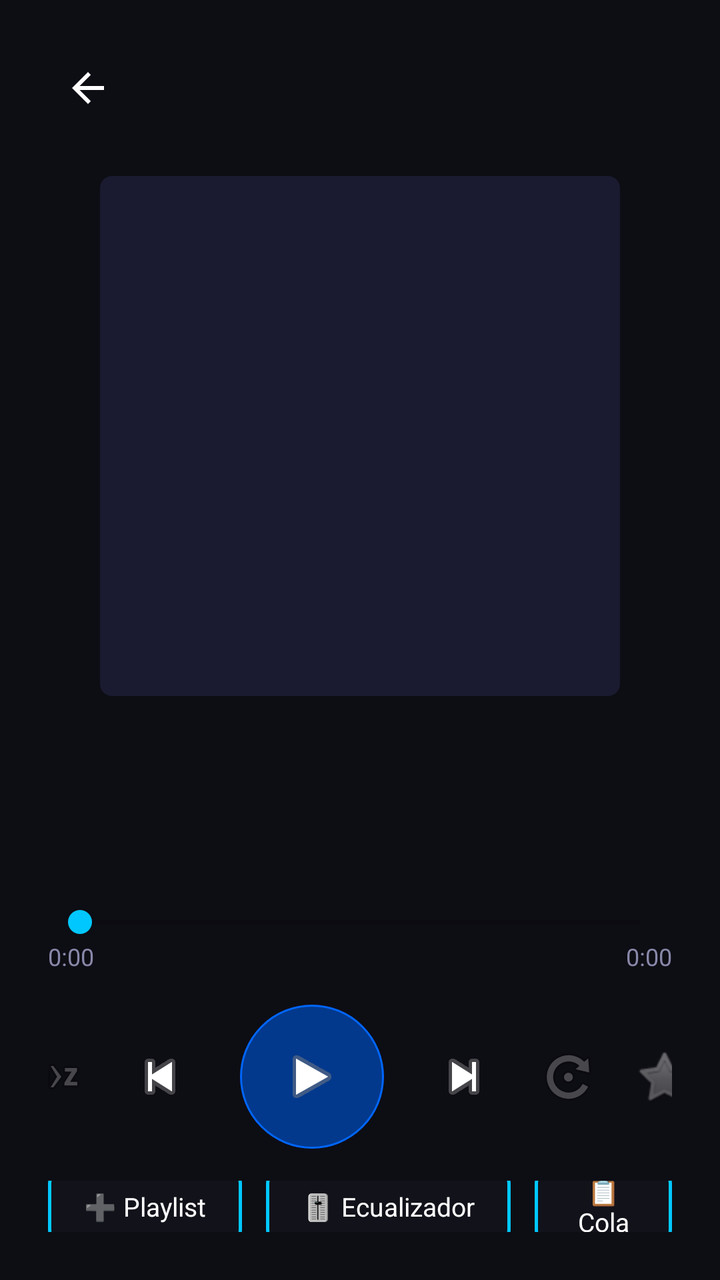
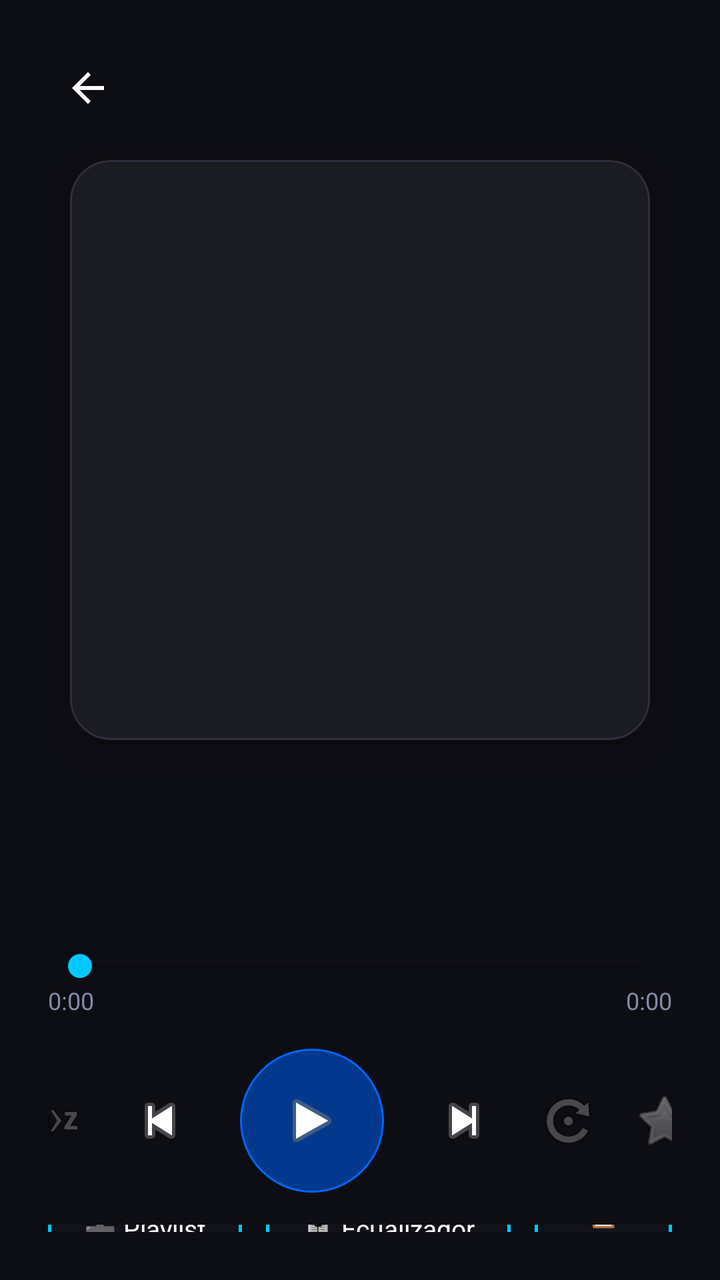

Compare the two renders of this Android layout. The source of the first and the diff that turns it into the second are given below.
<!-- AndroidManifest.xml: activity theme Theme.StreamVault.Player -->
<!-- res/layout/activity_player_music.xml -->
<?xml version="1.0" encoding="utf-8"?>
<LinearLayout xmlns:android="http://schemas.android.com/apk/res/android"
    android:layout_width="match_parent"
    android:layout_height="match_parent"
    android:orientation="vertical"
    android:background="#0D0D14"
    android:padding="24dp">

    <ImageButton
        android:id="@+id/btnClosePlayer"
        android:layout_width="40dp"
        android:layout_height="40dp"
        android:background="?attr/selectableItemBackgroundBorderless"
        android:src="@drawable/ic_arrow_back" />

    <ImageView
        android:id="@+id/ivCover"
        android:layout_width="260dp"
        android:layout_height="260dp"
        android:layout_gravity="center_horizontal"
        android:layout_marginTop="24dp"
        android:scaleType="centerCrop"
        android:background="@drawable/cover_bg" />

    <TextView
        android:id="@+id/tvNowTitle"
        android:layout_width="match_parent"
        android:layout_height="wrap_content"
        android:gravity="center"
        android:textColor="#FFFFFF"
        android:textSize="20sp"
        android:textStyle="bold"
        android:maxLines="2"
        android:ellipsize="end"
        android:layout_marginTop="28dp" />

    <TextView
        android:id="@+id/tvNowArtist"
        android:layout_width="match_parent"
        android:layout_height="wrap_content"
        android:gravity="center"
        android:textColor="#8888AA"
        android:textSize="14sp"
        android:maxLines="1"
        android:ellipsize="end"
        android:layout_marginTop="6dp" />

    <SeekBar
        android:id="@+id/seekMusic"
        android:layout_width="match_parent"
        android:layout_height="wrap_content"
        android:layout_marginTop="24dp" />

    <LinearLayout
        android:layout_width="match_parent"
        android:layout_height="wrap_content"
        android:orientation="horizontal">

        <TextView
            android:id="@+id/tvCurrentTime"
            android:layout_width="0dp"
            android:layout_height="wrap_content"
            android:layout_weight="1"
            android:text="0:00"
            android:textColor="#8888AA"
            android:textSize="12sp" />

        <TextView
            android:id="@+id/tvTotalTime"
            android:layout_width="wrap_content"
            android:layout_height="wrap_content"
            android:text="0:00"
            android:textColor="#8888AA"
            android:textSize="12sp" />
    </LinearLayout>

    <LinearLayout
        android:layout_width="match_parent"
        android:layout_height="wrap_content"
        android:orientation="horizontal"
        android:gravity="center"
        android:layout_marginTop="16dp">

        <ImageButton
            android:id="@+id/btnShuffle"
            android:layout_width="48dp"
            android:layout_height="48dp"
            android:alpha="0.4"
            android:background="?attr/selectableItemBackgroundBorderless"
            android:src="@android:drawable/ic_menu_sort_alphabetically" />

        <ImageButton
            android:id="@+id/btnPrev"
            android:layout_width="56dp"
            android:layout_height="56dp"
            android:background="?attr/selectableItemBackgroundBorderless"
            android:src="@android:drawable/ic_media_previous" />

        <ImageButton
            android:id="@+id/btnPlayPause"
            android:layout_width="72dp"
            android:layout_height="72dp"
            android:layout_marginHorizontal="12dp"
            android:background="@drawable/btn_icon_circle_accent"
            android:src="@android:drawable/ic_media_play" />

        <ImageButton
            android:id="@+id/btnNext"
            android:layout_width="56dp"
            android:layout_height="56dp"
            android:background="?attr/selectableItemBackgroundBorderless"
            android:src="@android:drawable/ic_media_next" />

        <ImageButton
            android:id="@+id/btnRepeat"
            android:layout_width="48dp"
            android:layout_height="48dp"
            android:alpha="0.4"
            android:background="?attr/selectableItemBackgroundBorderless"
            android:src="@android:drawable/ic_menu_rotate" />

        <ImageButton
            android:id="@+id/btnFav"
            android:layout_width="48dp"
            android:layout_height="48dp"
            android:alpha="0.4"
            android:background="?attr/selectableItemBackgroundBorderless"
            android:src="@android:drawable/btn_star_big_off" />
    </LinearLayout>

    <LinearLayout
        android:layout_width="match_parent"
        android:layout_height="wrap_content"
        android:orientation="horizontal"
        android:gravity="center"
        android:layout_marginTop="16dp">

        <TextView
            android:id="@+id/btnAddToPlaylist"
            android:layout_width="wrap_content"
            android:layout_height="44dp"
            android:gravity="center"
            android:paddingHorizontal="18dp"
            android:background="@drawable/btn_secondary"
            android:text="➕ Playlist"
            android:textColor="#FFFFFF"
            android:textSize="13sp" />

        <TextView
            android:id="@+id/btnEqualizer"
            android:layout_width="wrap_content"
            android:layout_height="44dp"
            android:gravity="center"
            android:layout_marginStart="12dp"
            android:paddingHorizontal="18dp"
            android:background="@drawable/btn_secondary"
            android:text="🎚 Ecualizador"
            android:textColor="#FFFFFF"
            android:textSize="13sp" />

        <TextView
            android:id="@+id/btnQueue"
            android:layout_width="wrap_content"
            android:layout_height="44dp"
            android:gravity="center"
            android:layout_marginStart="12dp"
            android:paddingHorizontal="18dp"
            android:background="@drawable/btn_secondary"
            android:text="📋 Cola"
            android:textColor="#FFFFFF"
            android:textSize="13sp" />
    </LinearLayout>
</LinearLayout>
<!-- resources referenced by this layout -->
<resources>
  <!-- drawable btn_icon_circle_accent (drawable) -->
  <?xml version="1.0" encoding="utf-8"?>
  <shape xmlns:android="http://schemas.android.com/apk/res/android" android:shape="oval">
      <solid android:color="#CC0044AA"/>
      <stroke android:width="1dp" android:color="#0066FF"/>
  </shape>
  <!-- drawable btn_secondary (drawable) -->
  <?xml version="1.0" encoding="utf-8"?>
  <shape xmlns:android="http://schemas.android.com/apk/res/android" android:shape="rectangle">
      <solid android:color="#12121A"/>
      <stroke android:width="1.5dp" android:color="#00C8FF"/>
      <corners android:radius="10dp"/>
  </shape>
  <!-- drawable cover_bg (drawable) -->
  <?xml version="1.0" encoding="utf-8"?>
  <shape xmlns:android="http://schemas.android.com/apk/res/android" android:shape="rectangle">
      <solid android:color="#1A1A30"/>
      <corners android:radius="6dp"/>
  </shape>
  <!-- drawable ic_arrow_back (drawable) -->
  <?xml version="1.0" encoding="utf-8"?>
  <vector xmlns:android="http://schemas.android.com/apk/res/android"
      android:width="24dp" android:height="24dp"
      android:viewportWidth="24" android:viewportHeight="24">
      <path android:fillColor="#FFFFFF"
          android:pathData="M20,11H7.83l5.59,-5.59L12,4l-8,8 8,8 1.41,-1.41L7.83,13H20v-2z"/>
  </vector>
  <style name="Theme.StreamVault.Player" parent="Theme.StreamVault">
          <item name="android:windowFullscreen">true</item>
          <item name="android:windowLayoutInDisplayCutoutMode">shortEdges</item>
      </style>
  <style name="Theme.StreamVault" parent="Theme.MaterialComponents.DayNight.NoActionBar">
          <item name="colorPrimary">@color/accent_blue</item>
          <item name="colorPrimaryDark">@color/bg_dark</item>
          <item name="colorAccent">@color/accent_cyan</item>
          <item name="android:windowBackground">@color/bg_dark</item>
          <item name="android:statusBarColor">@color/bg_dark</item>
          <item name="android:navigationBarColor">@color/bg_dark</item>
      </style>
  <color name="accent_blue">#0066FF</color>
  <color name="bg_dark">#0A0A0F</color>
  <color name="accent_cyan">#00C8FF</color>
</resources>

<!-- the commit's change to res/layout/activity_player_music.xml (unified diff, before → after) -->
@@ -15,12 +15,14 @@
 
     <ImageView
         android:id="@+id/ivCover"
-        android:layout_width="260dp"
-        android:layout_height="260dp"
+        android:layout_width="290dp"
+        android:layout_height="290dp"
         android:layout_gravity="center_horizontal"
-        android:layout_marginTop="24dp"
+        android:layout_marginTop="16dp"
         android:scaleType="centerCrop"
-        android:background="@drawable/cover_bg" />
+        android:background="@drawable/den_card"
+        android:clipToOutline="true"
+        android:elevation="10dp" />
 
     <TextView
         android:id="@+id/tvNowTitle"
<!-- resource entries referenced after the edit -->
@@ -13,11 +13,12 @@
       <stroke android:width="1.5dp" android:color="#00C8FF"/>
       <corners android:radius="10dp"/>
   </shape>
-  <!-- drawable cover_bg (drawable) -->
+  <!-- drawable den_card (drawable) -->
   <?xml version="1.0" encoding="utf-8"?>
   <shape xmlns:android="http://schemas.android.com/apk/res/android" android:shape="rectangle">
-      <solid android:color="#1A1A30"/>
-      <corners android:radius="6dp"/>
+      <solid android:color="@color/den_surface_2" />
+      <stroke android:width="1dp" android:color="@color/den_surface_border" />
+      <corners android:radius="20dp" />
   </shape>
   <!-- drawable ic_arrow_back (drawable) -->
   <?xml version="1.0" encoding="utf-8"?>
@@ -31,6 +32,8 @@
           <item name="android:windowFullscreen">true</item>
           <item name="android:windowLayoutInDisplayCutoutMode">shortEdges</item>
       </style>
+  <color name="den_surface_2">#1B1B24</color>
+  <color name="den_surface_border">#2E2E3E</color>
   <style name="Theme.StreamVault" parent="Theme.MaterialComponents.DayNight.NoActionBar">
           <item name="colorPrimary">@color/accent_blue</item>
           <item name="colorPrimaryDark">@color/bg_dark</item>
